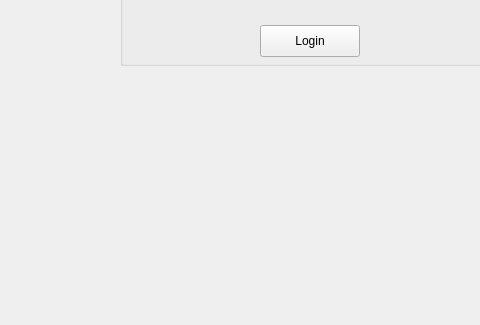
cbrekrut/autorizaciya, file mainwindow.ui: the form before one commit; both pictures show x 100 to 580 and y 275 to 600 of the 800 by 600 pixel window.
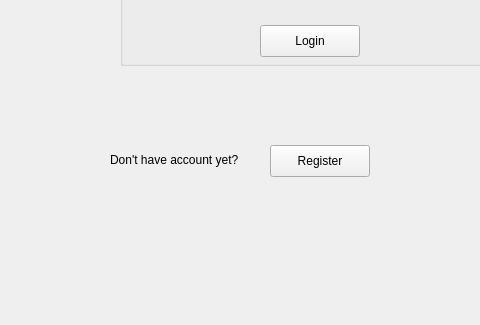
The form after the commit.

Commit message: Add register Window

What changed in the file:
```diff
--- a/mainwindow.ui
+++ b/mainwindow.ui
@@ -86,6 +86,32 @@
      </property>
     </widget>
    </widget>
+   <widget class="QLabel" name="label_3">
+    <property name="geometry">
+     <rect>
+      <x>210</x>
+      <y>419</y>
+      <width>151</width>
+      <height>31</height>
+     </rect>
+    </property>
+    <property name="text">
+     <string>Don't have account yet? </string>
+    </property>
+   </widget>
+   <widget class="QPushButton" name="pushButton_2">
+    <property name="geometry">
+     <rect>
+      <x>370</x>
+      <y>420</y>
+      <width>100</width>
+      <height>32</height>
+     </rect>
+    </property>
+    <property name="text">
+     <string>Register</string>
+    </property>
+   </widget>
   </widget>
   <widget class="QMenuBar" name="menubar">
    <property name="geometry">
```
The commit also changes 9 other files.
